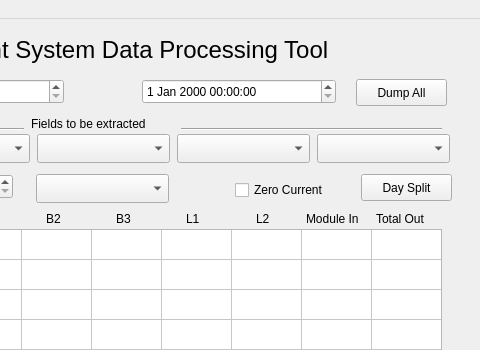
Above: data-processing/data-processing-main.ui from dmsherazi/Battery-Management-System before the change; both pictures show x 269 to 749 and y 0 to 350 of the 749 by 626 pixel window. Below: the same form after it.
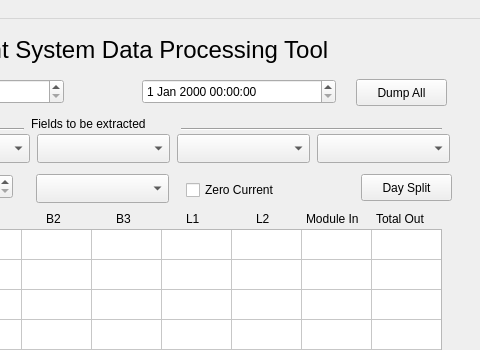
That is the form after the change.

Commit message: A few very minor changes to different parts of the code - data processing GUI to add a tooltip - firmware to change version back to version 1 - circuit breaker schematic with unknown change

Diff of the .ui file:
```diff
--- a/data-processing/data-processing-main.ui
+++ b/data-processing/data-processing-main.ui
@@ -642,9 +642,9 @@
    <widget class="QCheckBox" name="zeroCurrentCheckBox">
     <property name="geometry">
      <rect>
-      <x>504</x>
+      <x>455</x>
       <y>160</y>
-      <width>103</width>
+      <width>111</width>
       <height>22</height>
      </rect>
     </property>
```
Left out of the diff: 4 changed lines with no effect on the pictures. The commit also changes 3 other files.
